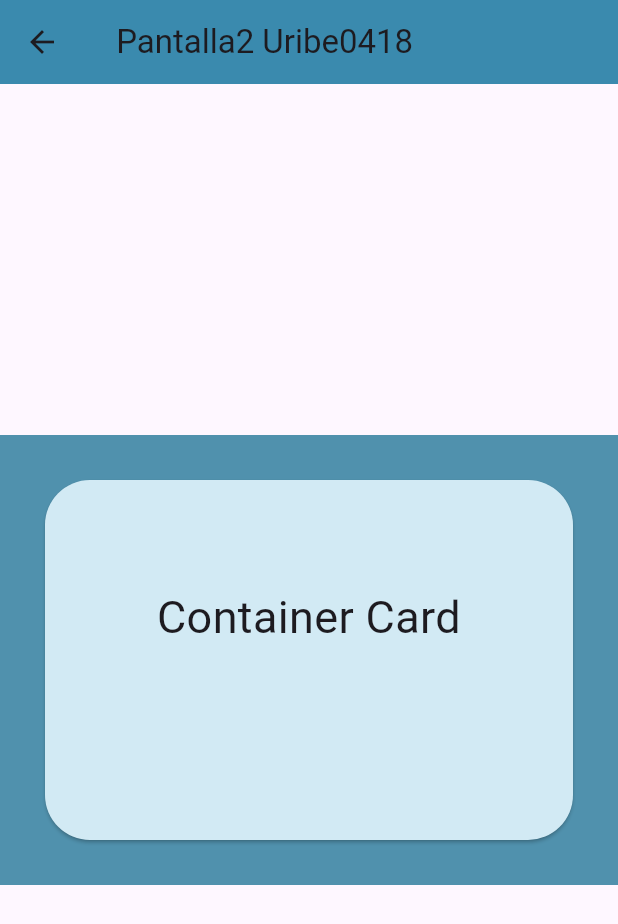
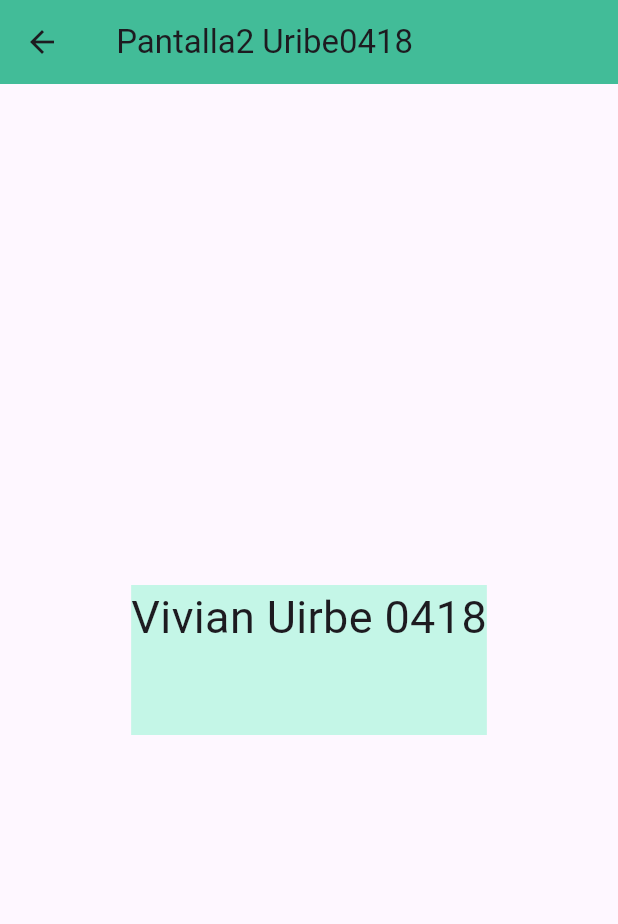
Before and after one commit to UribeV128/p15router0418, a Flutter app: the screen it shows after launch, after a tap on "Mover a pantalla 2", on a phone screen of 412 x 824 dp. Shown: the top 924 px of the screen. Run offline on Flutter 3.47's test engine with Material 3 defaults, Android fonts, the phone set to English and light mode, and no system bars; missing offline and left inert: dart:html.

```diff
--- a/lib/main.dart
+++ b/lib/main.dart
@@ -2,6 +2,7 @@ import 'package:flutter/material.dart';
 import 'package:uribe0418/pantalla2_0418.dart';
 import 'package:uribe0418/pantalla1_0418.dart';
 import 'package:uribe0418/pantallainicial_0418.dart';
+import 'package:uribe0418/pantalla3_0418.dart';
 
 void main() => runApp(MiApp0418());
 
@@ -17,6 +18,7 @@ class MiApp0418 extends StatelessWidget {
         "/": (context) => const PantallaInicial_0418(),
         "/Pantalla1_0418": (context) => const Pantalla1_0418(),
         "/Pantalla2_0418": (context) => const Pantalla2_0418(),
+        "/Pantalla3_0418": (context) => const Pantalla3_0418(),
       }, // rutas de paginas
     );
   } //Fin Widget
--- a/lib/pantalla2_0418.dart
+++ b/lib/pantalla2_0418.dart
@@ -9,26 +9,20 @@ class Pantalla2_0418 extends StatelessWidget {
     return Scaffold(
       appBar: AppBar(
         title: const Text(" Pantalla2 Uribe0418"),
-        backgroundColor: Color(0xff3a8aae),
+        backgroundColor: Color(0xff42bc98),
       ),
       body: Center(
         child: Container(
-          width: double.infinity,
-          height: 300,
-          color: Color(0xff5091ad),
-          child: Card(
-            shape:
-                RoundedRectangleBorder(borderRadius: BorderRadius.circular(30)),
-            color: Color(0xffd2eaf4),
-            margin: EdgeInsets.all(30),
-            child: Padding(
-              padding: EdgeInsets.all(70),
-              child: Text(
-                "Container Card",
-                style: TextStyle(fontSize: 30),
-                textAlign: TextAlign.center,
-              ),
-            ),
+          color: Color(0xffc4f6e7),
+          constraints: BoxConstraints(
+            minHeight: 100,
+            minWidth: 200,
+            maxHeight: 300,
+            maxWidth: 300,
+          ),
+          child: Text(
+            'Vivian Uirbe 0418',
+            style: TextStyle(fontSize: 30),
           ),
         ),
       ),
--- a/lib/pantallainicial_0418.dart
+++ b/lib/pantallainicial_0418.dart
@@ -1,3 +1,5 @@
+import 'dart:html';
+
 import 'package:flutter/material.dart';
 
 //PantallaInicial_0418
@@ -21,12 +23,21 @@ class PantallaInicial_0418 extends StatelessWidget {
               Navigator.pushNamed(context, "/Pantalla1_0418");
             },
             child: const Text("Mover a pantalla 1"),
+            style: ElevatedButton.styleFrom(primary: Color(0xffbbade3)),
           ),
           ElevatedButton(
             onPressed: () {
               Navigator.pushNamed(context, "/Pantalla2_0418");
             },
             child: const Text("Mover a pantalla 2"),
+            style: ElevatedButton.styleFrom(primary: Colors.cyan),
+          ),
+          ElevatedButton(
+            onPressed: () {
+              Navigator.pushNamed(context, "/Pantalla3_0418");
+            },
+            child: const Text("Mover a pantalla 3"),
+            style: ElevatedButton.styleFrom(primary: Color(0xffe78ec9)),
           ),
         ], //ninos
       )),
```
Also changed, not shown: lib/pantalla1_0418.dart (+11 -12 lines), lib/pantalla3_0418.dart (added, +30 -0 lines).
